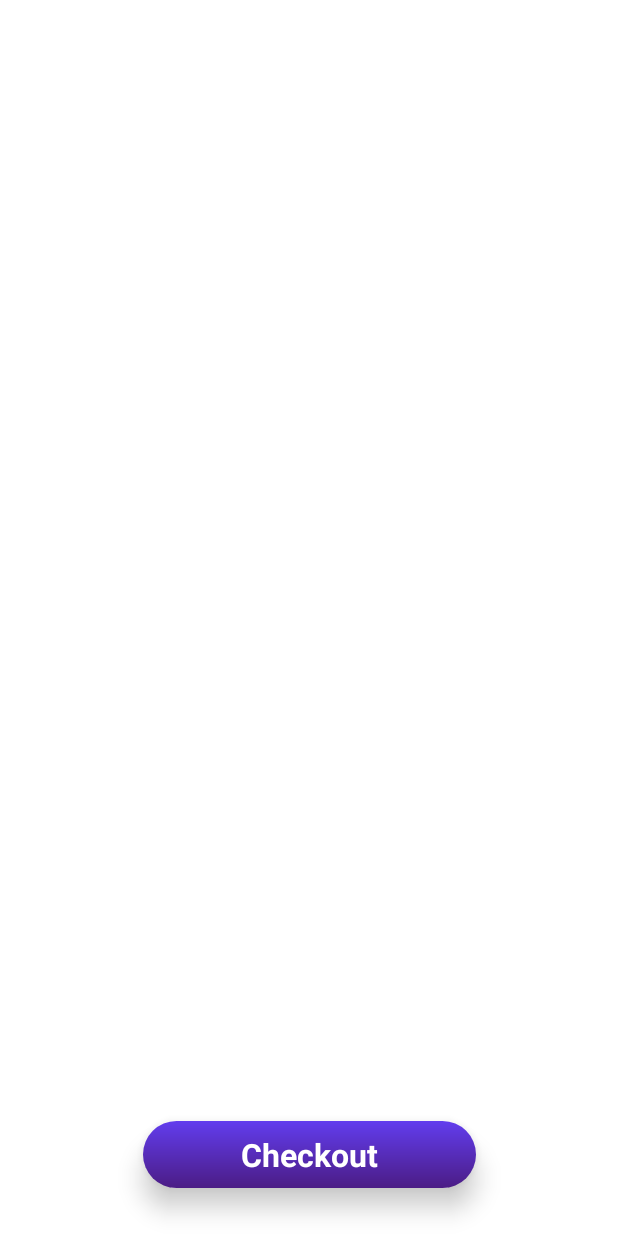
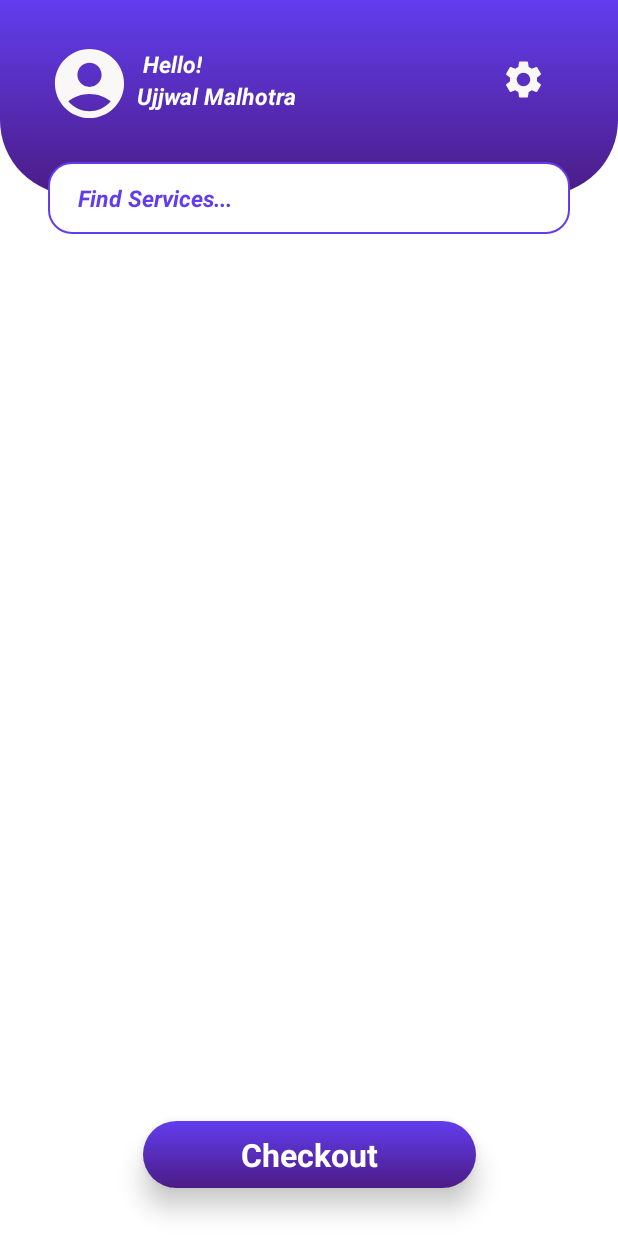
Before and after one commit to Ujjwal5530/UrWork, an Android app: the HomeFragment screen opened directly, with no data from a screen before it, on a phone screen of 412 x 824 dp. Run offline under Robolectric (Android 15) with nearby library versions, the phone set to English and light mode, and no system bars; Roboto replaces fonts that are not available here.

Commit message:
home fragment - added welcome banner and find bar

```diff
--- /dev/null
+++ b/app/src/main/res/drawable/find_bar.xml
@@ -0,0 +1,8 @@
+<?xml version="1.0" encoding="utf-8"?>
+<shape xmlns:android="http://schemas.android.com/apk/res/android">
+
+    <corners android:radius = "15dp"/>
+    <solid android:color = "@color/white"/>
+    <stroke android:color = "@color/purple_500"
+        android:width = "1dp"/>
+</shape>
--- /dev/null
+++ b/app/src/main/res/drawable/ic_baseline_account_circle_24.xml
@@ -0,0 +1,5 @@
+<vector android:height="24dp" android:tint="#FAF7F7"
+    android:viewportHeight="24" android:viewportWidth="24"
+    android:width="24dp" xmlns:android="http://schemas.android.com/apk/res/android">
+    <path android:fillColor="@android:color/white" android:pathData="M12,2C6.48,2 2,6.48 2,12s4.48,10 10,10s10,-4.48 10,-10S17.52,2 12,2zM12,6c1.93,0 3.5,1.57 3.5,3.5S13.93,13 12,13s-3.5,-1.57 -3.5,-3.5S10.07,6 12,6zM12,20c-2.03,0 -4.43,-0.82 -6.14,-2.88C7.55,15.8 9.68,15 12,15s4.45,0.8 6.14,2.12C16.43,19.18 14.03,20 12,20z"/>
+</vector>
--- /dev/null
+++ b/app/src/main/res/drawable/ic_baseline_person_24.xml
@@ -0,0 +1,5 @@
+<vector android:height="24dp" android:tint="#FAF7F7"
+    android:viewportHeight="24" android:viewportWidth="24"
+    android:width="24dp" xmlns:android="http://schemas.android.com/apk/res/android">
+    <path android:fillColor="@android:color/white" android:pathData="M12,12c2.21,0 4,-1.79 4,-4s-1.79,-4 -4,-4 -4,1.79 -4,4 1.79,4 4,4zM12,14c-2.67,0 -8,1.34 -8,4v2h16v-2c0,-2.66 -5.33,-4 -8,-4z"/>
+</vector>
--- /dev/null
+++ b/app/src/main/res/drawable/ic_baseline_settings_24.xml
@@ -0,0 +1,5 @@
+<vector android:height="24dp" android:tint="#FAF7F7"
+    android:viewportHeight="24" android:viewportWidth="24"
+    android:width="24dp" xmlns:android="http://schemas.android.com/apk/res/android">
+    <path android:fillColor="@android:color/white" android:pathData="M19.14,12.94c0.04,-0.3 0.06,-0.61 0.06,-0.94c0,-0.32 -0.02,-0.64 -0.07,-0.94l2.03,-1.58c0.18,-0.14 0.23,-0.41 0.12,-0.61l-1.92,-3.32c-0.12,-0.22 -0.37,-0.29 -0.59,-0.22l-2.39,0.96c-0.5,-0.38 -1.03,-0.7 -1.62,-0.94L14.4,2.81c-0.04,-0.24 -0.24,-0.41 -0.48,-0.41h-3.84c-0.24,0 -0.43,0.17 -0.47,0.41L9.25,5.35C8.66,5.59 8.12,5.92 7.63,6.29L5.24,5.33c-0.22,-0.08 -0.47,0 -0.59,0.22L2.74,8.87C2.62,9.08 2.66,9.34 2.86,9.48l2.03,1.58C4.84,11.36 4.8,11.69 4.8,12s0.02,0.64 0.07,0.94l-2.03,1.58c-0.18,0.14 -0.23,0.41 -0.12,0.61l1.92,3.32c0.12,0.22 0.37,0.29 0.59,0.22l2.39,-0.96c0.5,0.38 1.03,0.7 1.62,0.94l0.36,2.54c0.05,0.24 0.24,0.41 0.48,0.41h3.84c0.24,0 0.44,-0.17 0.47,-0.41l0.36,-2.54c0.59,-0.24 1.13,-0.56 1.62,-0.94l2.39,0.96c0.22,0.08 0.47,0 0.59,-0.22l1.92,-3.32c0.12,-0.22 0.07,-0.47 -0.12,-0.61L19.14,12.94zM12,15.6c-1.98,0 -3.6,-1.62 -3.6,-3.6s1.62,-3.6 3.6,-3.6s3.6,1.62 3.6,3.6S13.98,15.6 12,15.6z"/>
+</vector>
--- a/app/src/main/res/drawable/welcome_banner.xml
+++ b/app/src/main/res/drawable/welcome_banner.xml
@@ -1,7 +1,9 @@
 <?xml version="1.0" encoding="utf-8"?>
 <shape android:shape="rectangle" xmlns:android="http://schemas.android.com/apk/res/android">
-    <solid android:color="@color/purple_500"/>
-    <corners android:radius="15dp"/>
-    <!--    <corners android:bottomLeftRadius="15dp"-->
-    <!--        android:bottomRightRadius="15dp"/>-->
+    <gradient
+        android:startColor="@color/purple_500"
+        android:endColor="@color/purple_200"
+        android:angle="100"/>
+    <corners  android:bottomLeftRadius="50dp"
+         android:bottomRightRadius="50dp"/>
 </shape>
--- a/app/src/main/res/layout/fragment_home.xml
+++ b/app/src/main/res/layout/fragment_home.xml
@@ -1,9 +1,86 @@
 <?xml version="1.0" encoding="utf-8"?>
 <androidx.constraintlayout.widget.ConstraintLayout xmlns:android="http://schemas.android.com/apk/res/android"
+    xmlns:app="http://schemas.android.com/apk/res-auto"
     xmlns:tools="http://schemas.android.com/tools"
     android:layout_width="match_parent"
     android:layout_height="match_parent"
     tools:context=".Fragments.HomeFragment">
 
 
+    <androidx.constraintlayout.widget.ConstraintLayout
+        android:id="@+id/constraintLayout2"
+        android:layout_width="match_parent"
+        android:layout_height="130dp"
+        android:background="@drawable/welcome_banner"
+        app:layout_constraintEnd_toEndOf="parent"
+        app:layout_constraintHorizontal_bias="0.0"
+        app:layout_constraintStart_toStartOf="parent"
+        app:layout_constraintTop_toTopOf="parent">
+
+        <ImageView
+            android:id="@+id/profile"
+            android:layout_width="55dp"
+            android:layout_height="55dp"
+            android:layout_marginStart="32dp"
+            android:layout_marginTop="28dp"
+            android:src="@drawable/ic_baseline_account_circle_24"
+            app:layout_constraintStart_toStartOf="parent"
+            app:layout_constraintTop_toTopOf="parent" />
+
+        <TextView
+            android:id="@+id/hello"
+            android:layout_width="wrap_content"
+            android:layout_height="wrap_content"
+            android:layout_marginStart="8dp"
+            android:layout_marginTop="32dp"
+            android:text="Hello!"
+            android:textColor="@color/white"
+            android:textSize="15sp"
+            android:textStyle="bold|italic"
+            app:layout_constraintStart_toEndOf="@+id/profile"
+            app:layout_constraintTop_toTopOf="parent"
+            app:textAllCaps="false" />
+
+        <TextView
+            android:id="@+id/account_name"
+            android:layout_width="wrap_content"
+            android:layout_height="wrap_content"
+            android:layout_marginStart="4dp"
+            android:text="Ujjwal Malhotra"
+            android:textColor="@color/white"
+            android:textSize="15sp"
+            android:textStyle="bold|italic"
+            app:layout_constraintStart_toEndOf="@+id/profile"
+            app:layout_constraintTop_toBottomOf="@+id/hello" />
+
+        <ImageView
+            android:id="@+id/settings"
+            android:layout_width="30dp"
+            android:layout_height="30dp"
+            android:layout_marginTop="38dp"
+            android:layout_marginEnd="48dp"
+            android:src="@drawable/ic_baseline_settings_24"
+            app:layout_constraintEnd_toEndOf="parent"
+            app:layout_constraintTop_toTopOf="parent" />
+    </androidx.constraintlayout.widget.ConstraintLayout>
+
+    <EditText
+        android:id="@+id/find_bar"
+        android:layout_width="match_parent"
+        android:layout_height="48dp"
+        android:layout_marginStart="32dp"
+        android:layout_marginTop="108dp"
+        android:layout_marginEnd="32dp"
+        android:background="@drawable/find_bar"
+        android:hint="Find Services..."
+        android:padding="10dp"
+        android:paddingStart="20dp"
+        android:textColorHint="@color/purple_500"
+        android:textSize="15sp"
+        android:textStyle="bold|italic"
+        app:layout_constraintEnd_toEndOf="parent"
+        app:layout_constraintHorizontal_bias="0.0"
+        app:layout_constraintStart_toStartOf="parent"
+        app:layout_constraintTop_toTopOf="parent" />
+
 </androidx.constraintlayout.widget.ConstraintLayout>
```
